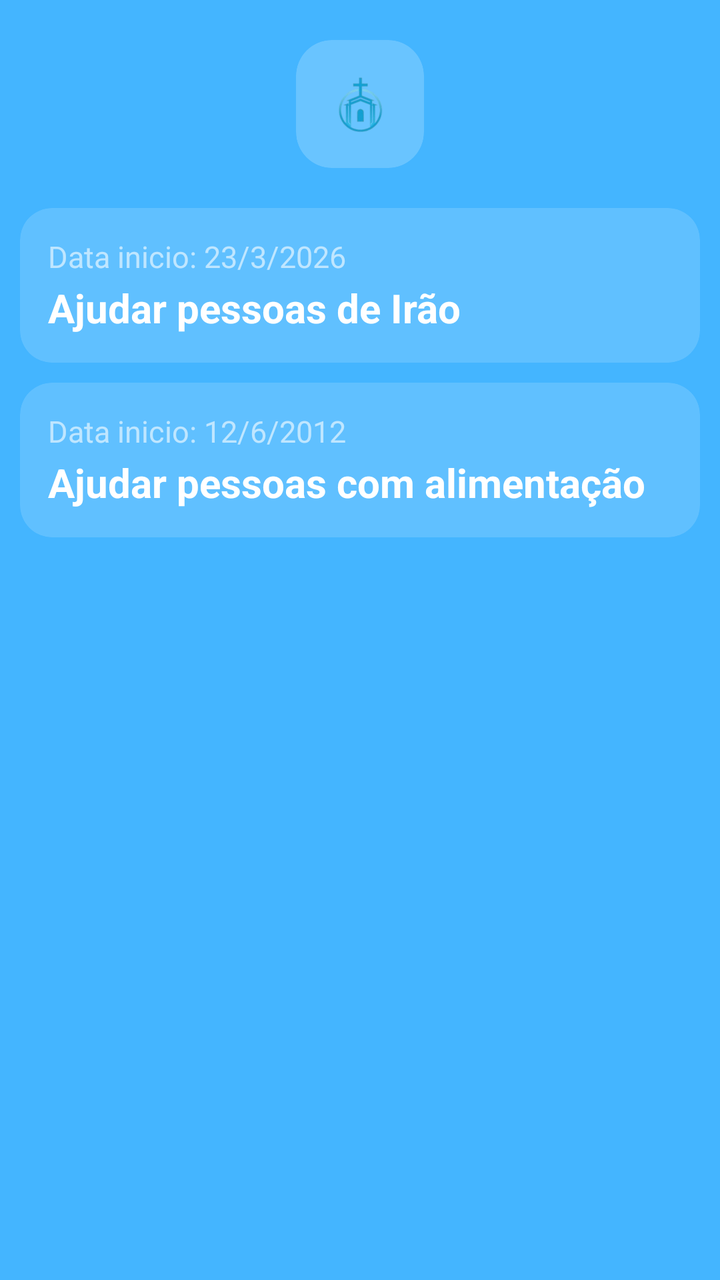
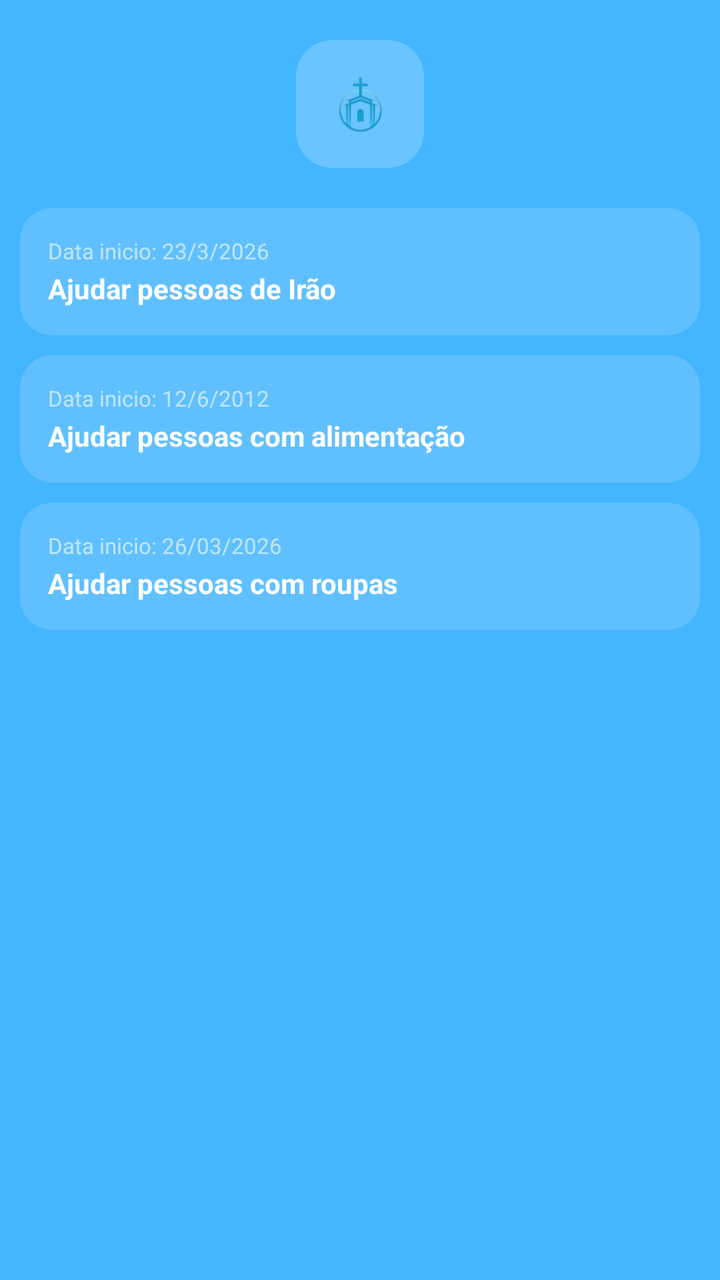

Before-and-after screenshots of an Android layout around one commit, followed by the original layout XML and the change that was made.
<!-- AndroidManifest.xml: application theme Theme.Igrejas -->
<!-- res/layout/activity_acao_solidaria.xml -->
<?xml version="1.0" encoding="utf-8"?>
<androidx.constraintlayout.widget.ConstraintLayout xmlns:android="http://schemas.android.com/apk/res/android"
    xmlns:app="http://schemas.android.com/apk/res-auto"
    xmlns:tools="http://schemas.android.com/tools"
    android:id="@+id/main"
    android:layout_width="match_parent"
    android:layout_height="match_parent"
    android:background="@color/baby_blue"
    tools:context=".AcaoSolidaria">


    <androidx.cardview.widget.CardView
        android:id="@+id/cardView"
        android:layout_width="64dp"
        android:layout_height="64dp"
        android:layout_gravity="center"
        android:layout_marginTop="20dp"
        app:cardBackgroundColor="#33FFFFFF"
        app:cardCornerRadius="18dp"
        app:cardElevation="0dp"
        app:layout_constraintEnd_toEndOf="parent"
        app:layout_constraintStart_toStartOf="parent"
        app:layout_constraintTop_toTopOf="parent">

        <ImageView
            android:id="@+id/imageViewLogo"
            android:layout_width="36dp"
            android:layout_height="36dp"
            android:layout_gravity="center"
            android:scaleType="fitCenter"
            android:src="@drawable/logoigreja" />
    </androidx.cardview.widget.CardView>

    <androidx.cardview.widget.CardView
        android:id="@+id/card1"
        android:layout_width="match_parent"
        android:layout_height="wrap_content"
        android:layout_marginTop="20dp"
        app:cardBackgroundColor="#26FFFFFF"
        app:cardCornerRadius="16dp"
        android:layout_marginEnd="10dp"
        android:layout_marginStart="10dp"
        app:cardElevation="0dp"
        app:layout_constraintEnd_toEndOf="parent"
        app:layout_constraintStart_toStartOf="parent"
        app:layout_constraintTop_toBottomOf="@+id/cardView">

        <LinearLayout
            android:layout_width="match_parent"
            android:layout_height="wrap_content"
            android:gravity="center_vertical"
            android:orientation="horizontal"
            android:padding="14dp">

            <LinearLayout
                android:layout_width="0dp"
                android:layout_height="wrap_content"
                android:layout_weight="1"
                android:orientation="vertical">

                <TextView
                    android:id="@+id/tvDataHora"
                    android:layout_width="wrap_content"
                    android:layout_height="wrap_content"
                    android:text="Data inicio: 23/3/2026"
                    android:textColor="#99FFFFFF"
                    android:textSize="15sp" />

                <TextView
                    android:id="@+id/tvTitulo"
                    android:layout_width="wrap_content"
                    android:layout_height="wrap_content"
                    android:layout_marginTop="2dp"
                    android:text="Ajudar pessoas de Irão"
                    android:textColor="@color/white"
                    android:textSize="20sp"
                    android:textStyle="bold" />


            </LinearLayout>
        </LinearLayout>
    </androidx.cardview.widget.CardView>

    <androidx.cardview.widget.CardView
        android:layout_width="match_parent"
        android:layout_height="wrap_content"
        android:layout_marginTop="10dp"
        app:cardBackgroundColor="#26FFFFFF"
        app:cardCornerRadius="16dp"
        android:layout_marginEnd="10dp"
        android:layout_marginStart="10dp"
        app:cardElevation="0dp"
        app:layout_constraintEnd_toEndOf="parent"
        app:layout_constraintStart_toStartOf="parent"
        app:layout_constraintTop_toBottomOf="@+id/card1">

        <LinearLayout
            android:layout_width="match_parent"
            android:layout_height="wrap_content"
            android:gravity="center_vertical"
            android:orientation="horizontal"
            android:padding="14dp">

            <LinearLayout
                android:layout_width="0dp"
                android:layout_height="wrap_content"
                android:layout_weight="1"
                android:orientation="vertical">

                <TextView
                    android:id="@+id/textdata"
                    android:layout_width="wrap_content"
                    android:layout_height="wrap_content"
                    android:text="Data inicio: 12/6/2012"
                    android:textColor="#99FFFFFF"
                    android:textSize="15sp" />

                <TextView
                    android:id="@+id/text"
                    android:layout_width="wrap_content"
                    android:layout_height="wrap_content"
                    android:layout_marginTop="2dp"
                    android:text="Ajudar pessoas com alimentação"
                    android:textColor="@color/white"
                    android:textSize="20sp"
                    android:textStyle="bold" />


            </LinearLayout>
        </LinearLayout>
    </androidx.cardview.widget.CardView>

</androidx.constraintlayout.widget.ConstraintLayout>
<!-- resources referenced by this layout -->
<resources>
  <color name="baby_blue">#44B5FF</color>
  <color name="white">#FFFFFFFF</color>
  <!-- drawable logoigreja: png bitmap (drawable, 17156 bytes) -->
  <style name="Theme.Igrejas" parent="Base.Theme.Igrejas" />
  <style name="Base.Theme.Igrejas" parent="Theme.Material3.DayNight.NoActionBar">
          
          
      </style>
</resources>

<!-- the commit's change to res/layout/activity_acao_solidaria.xml (unified diff, before → after) -->
@@ -32,7 +32,7 @@
     </androidx.cardview.widget.CardView>
 
     <androidx.cardview.widget.CardView
-        android:id="@+id/card1"
+        android:id="@+id/cardIrao"
         android:layout_width="match_parent"
         android:layout_height="wrap_content"
         android:layout_marginTop="20dp"
@@ -64,7 +64,7 @@
                     android:layout_height="wrap_content"
                     android:text="Data inicio: 23/3/2026"
                     android:textColor="#99FFFFFF"
-                    android:textSize="15sp" />
+                    android:textSize="11sp" />
 
                 <TextView
                     android:id="@+id/tvTitulo"
@@ -73,7 +73,7 @@
                     android:layout_marginTop="2dp"
                     android:text="Ajudar pessoas de Irão"
                     android:textColor="@color/white"
-                    android:textSize="20sp"
+                    android:textSize="14sp"
                     android:textStyle="bold" />
 
 
@@ -82,6 +82,7 @@
     </androidx.cardview.widget.CardView>
 
     <androidx.cardview.widget.CardView
+        android:id="@+id/cardAlimentacao"
         android:layout_width="match_parent"
         android:layout_height="wrap_content"
         android:layout_marginTop="10dp"
@@ -92,7 +93,7 @@
         app:cardElevation="0dp"
         app:layout_constraintEnd_toEndOf="parent"
         app:layout_constraintStart_toStartOf="parent"
-        app:layout_constraintTop_toBottomOf="@+id/card1">
+        app:layout_constraintTop_toBottomOf="@+id/cardIrao">
 
         <LinearLayout
             android:layout_width="match_parent"
@@ -113,7 +114,7 @@
                     android:layout_height="wrap_content"
                     android:text="Data inicio: 12/6/2012"
                     android:textColor="#99FFFFFF"
-                    android:textSize="15sp" />
+                    android:textSize="11sp" />
 
                 <TextView
                     android:id="@+id/text"
@@ -122,7 +123,56 @@
                     android:layout_marginTop="2dp"
                     android:text="Ajudar pessoas com alimentação"
                     android:textColor="@color/white"
-                    android:textSize="20sp"
+                    android:textSize="14sp"
+                    android:textStyle="bold" />
+
+
+            </LinearLayout>
+        </LinearLayout>
+    </androidx.cardview.widget.CardView>
+
+    <androidx.cardview.widget.CardView
+        android:layout_width="match_parent"
+        android:layout_height="wrap_content"
+        android:layout_marginTop="10dp"
+        app:cardBackgroundColor="#26FFFFFF"
+        app:cardCornerRadius="16dp"
+        android:layout_marginEnd="10dp"
+        android:layout_marginStart="10dp"
+        app:cardElevation="0dp"
+        app:layout_constraintEnd_toEndOf="parent"
+        app:layout_constraintStart_toStartOf="parent"
+        app:layout_constraintTop_toBottomOf="@+id/cardAlimentacao">
+
+        <LinearLayout
+            android:layout_width="match_parent"
+            android:layout_height="wrap_content"
+            android:gravity="center_vertical"
+            android:orientation="horizontal"
+            android:padding="14dp">
+
+            <LinearLayout
+                android:layout_width="0dp"
+                android:layout_height="wrap_content"
+                android:layout_weight="1"
+                android:orientation="vertical">
+
+                <TextView
+                    android:id="@+id/textdata2"
+                    android:layout_width="wrap_content"
+                    android:layout_height="wrap_content"
+                    android:text="Data inicio: 26/03/2026"
+                    android:textColor="#99FFFFFF"
+                    android:textSize="11sp" />
+
+                <TextView
+                    android:id="@+id/text3"
+                    android:layout_width="wrap_content"
+                    android:layout_height="wrap_content"
+                    android:layout_marginTop="2dp"
+                    android:text="Ajudar pessoas com roupas"
+                    android:textColor="@color/white"
+                    android:textSize="14sp"
                     android:textStyle="bold" />
 
 
